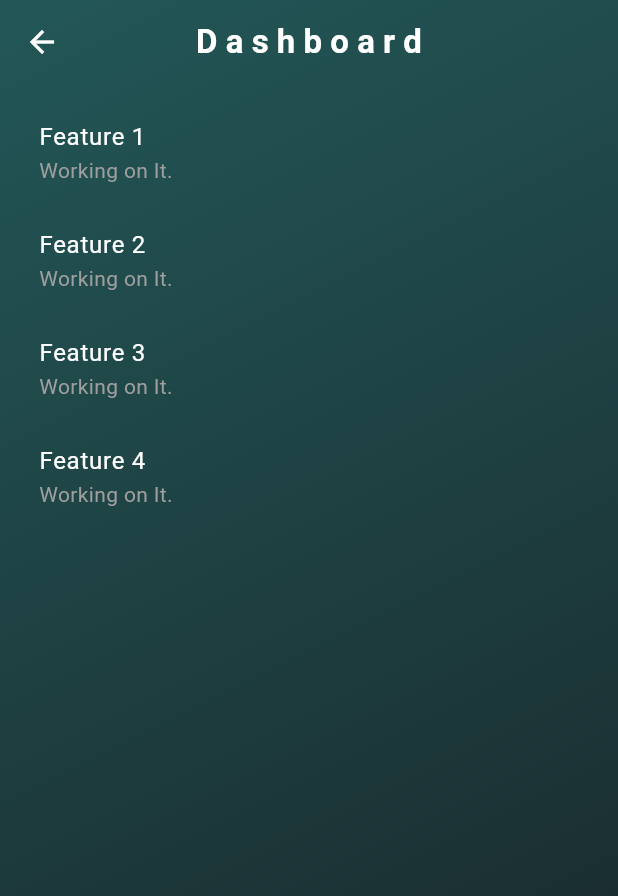
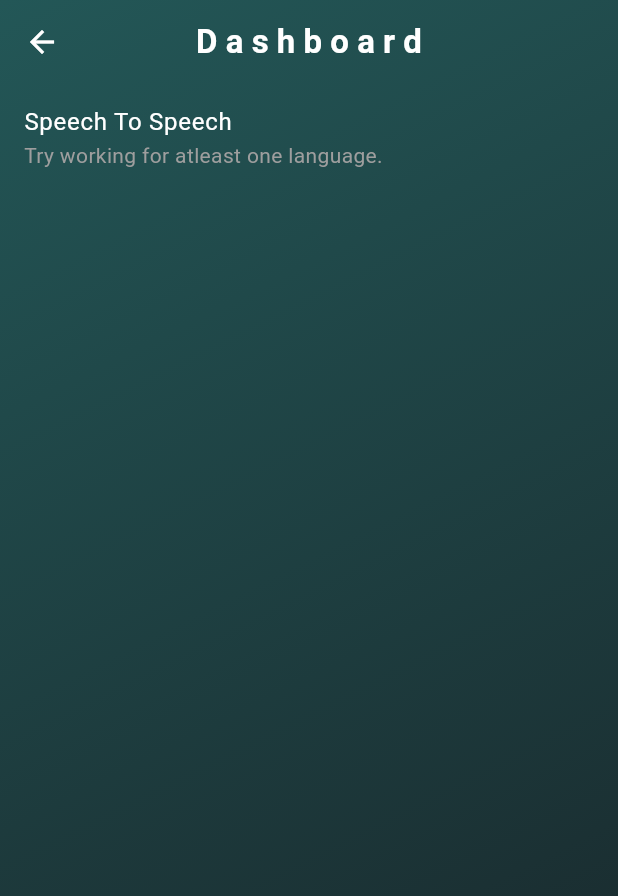
Before and after one commit to suraj-yadav0/vyakhya_ai-main, a Flutter app: the HomeScreen screen opened directly, in the side drawer, after a tap on "D A S H B O A R D", on a phone screen of 412 x 824 dp. Shown: the top 896 px of the screen. Run offline on Flutter 3.47's test engine with Material 3 defaults, Android fonts, the phone set to English and light mode, and no system bars; our stand-ins replace flutter_animate, flutter_svg, get, google_fonts, lottie, speech_to_text; missing offline and left inert: gallery_picker, google_mlkit_text_recognition, translator_plus.

Commit message:
added custom Feature Adding Feature to dashboard.

```diff
--- /dev/null
+++ b/lib/model/dummyData/feature_model.dart
@@ -0,0 +1,23 @@
+import 'package:flutter/material.dart';
+
+class CustomFeatureDashboard extends StatelessWidget {
+  final String name;
+  final String description;
+  const CustomFeatureDashboard(
+      {super.key, required this.name, required this.description});
+
+  @override
+  Widget build(BuildContext context) {
+    return ListTile(
+      onTap: () {},
+      title: Text(
+        name,
+        style: const TextStyle(color: Colors.white),
+      ),
+      subtitle: Text(
+        description,
+        style: const TextStyle(color: Colors.grey),
+      ),
+    );
+  }
+}
--- a/lib/screens/drawer Screens/dashboard_screen.dart
+++ b/lib/screens/drawer Screens/dashboard_screen.dart
@@ -1,4 +1,5 @@
 import 'package:flutter/material.dart';
+import 'package:vyakhya_ai/model/dummyData/feature_model.dart';
 import 'package:vyakhya_ai/widgets/Custom%20Scaffolds/custom_drawer_screen.dart';
 
 class DashboardScreen extends StatelessWidget {
@@ -6,26 +7,14 @@ class DashboardScreen extends StatelessWidget {
 
   @override
   Widget build(BuildContext context) {
-    return CustomDrawerScreen(
+    return const CustomDrawerScreen(
         title: "D a s h b o a r d",
-        body: ListView.builder(
-          padding: const EdgeInsets.only(left: 10,right: 10,top: 10),
-          itemCount: 4,
-          itemBuilder: (context, index) {
-            return ListTile(
-              onTap: () {
-
-              },
-              title: Text(
-                "Feature ${index +1 } ",
-                style: const TextStyle(color: Colors.white),
-              ),
-              subtitle: const Text(
-                "Working on It.",
-                style: TextStyle(color: Colors.grey),
-              ),
-            );
-          },
+        body: Column(
+          children: [
+            CustomFeatureDashboard(
+                name: "Speech To Speech",
+                description: "Try working for atleast one language.")
+          ],
         )
 
         //
```
